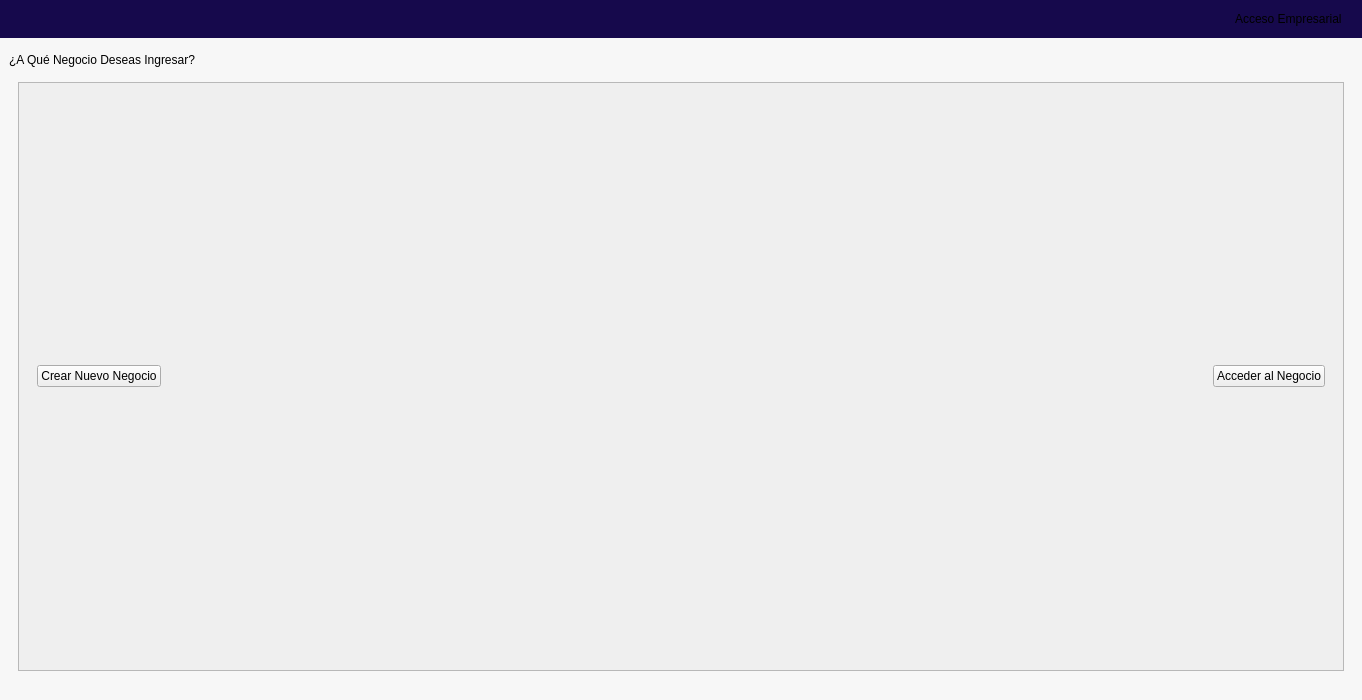
This is app/ui/chooseBusiness.ui in Brando-1510/Proyecto-Integrador-2.0 as Qt 5 draws it before an edit. The edited form follows.
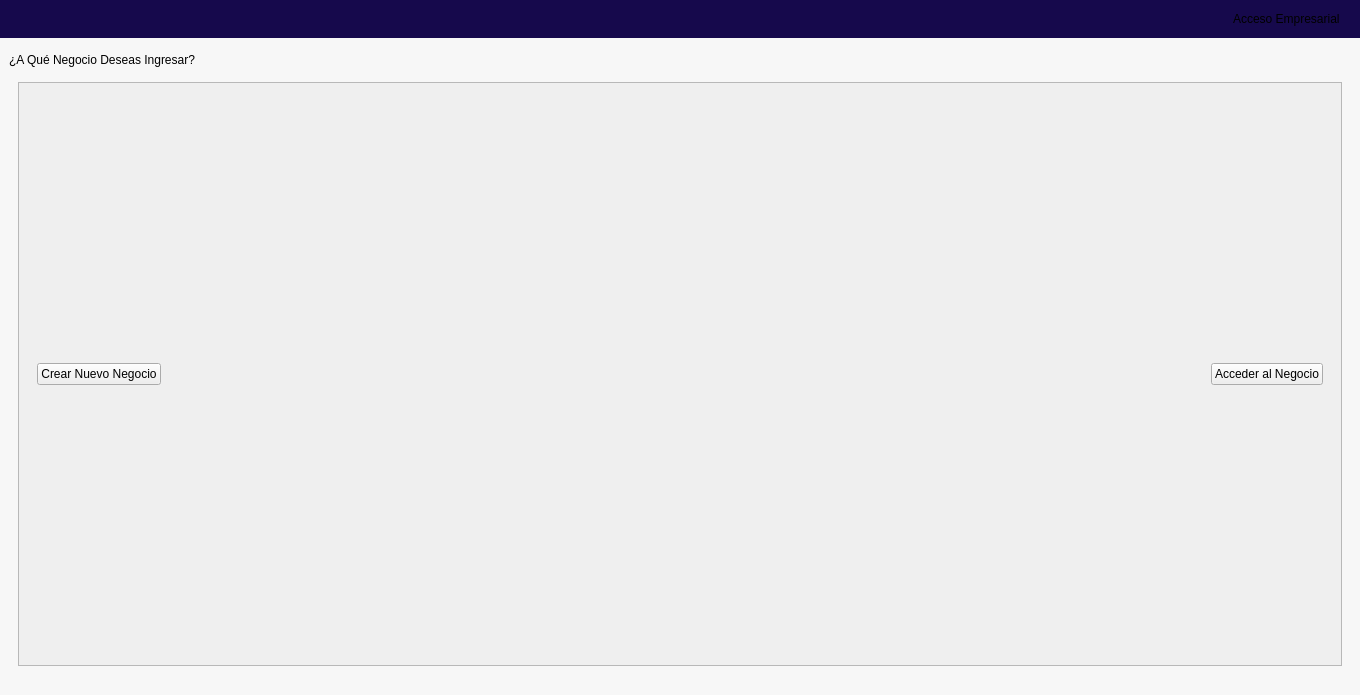
This is the edited form. Icons and pictures are not drawn.

Patch:
```diff
--- a/app/ui/chooseBusiness.ui
+++ b/app/ui/chooseBusiness.ui
@@ -6,8 +6,8 @@
    <rect>
     <x>0</x>
     <y>0</y>
-    <width>1362</width>
-    <height>700</height>
+    <width>1360</width>
+    <height>695</height>
    </rect>
   </property>
   <property name="minimumSize">
@@ -16,12 +16,6 @@
     <height>600</height>
    </size>
   </property>
-  <property name="maximumSize">
-   <size>
-    <width>1370</width>
-    <height>700</height>
-   </size>
-  </property>
   <property name="windowTitle">
    <string>Crear Cuenta</string>
   </property>
```
